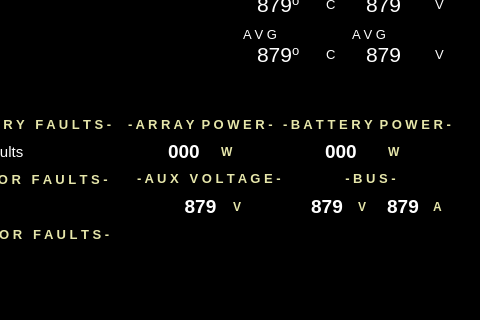
The window that src/ViewLayer/RaceModeDisplay/RaceModeDashboardUI.ui (UCSolarCarTeam/Epsilon-Dashboard) describes before a commit, drawn with Qt 5; both pictures show x 320 to 800 and y 160 to 480 of the 800 by 480 pixel window.
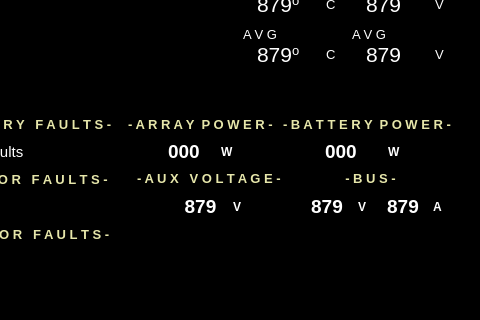
The same window after the commit. Icons and pictures are not drawn.

Commit message: makes the units white

```diff
--- a/src/ViewLayer/RaceModeDisplay/RaceModeDashboardUI.ui
+++ b/src/ViewLayer/RaceModeDisplay/RaceModeDashboardUI.ui
@@ -2545,7 +2545,7 @@
                            </font>
                           </property>
                           <property name="styleSheet">
-                           <string notr="true">color: rgb(230, 230, 170);</string>
+                           <string notr="true">color: white;</string>
                           </property>
                           <property name="text">
                            <string>W</string>
@@ -2683,7 +2683,7 @@
                         </font>
                        </property>
                        <property name="styleSheet">
-                        <string notr="true">color: rgb(230, 230, 170);</string>
+                        <string notr="true">color: white;</string>
                        </property>
                        <property name="text">
                         <string>W</string>
@@ -2857,7 +2857,7 @@
                         </font>
                        </property>
                        <property name="styleSheet">
-                        <string notr="true">color: rgb(230, 230, 170);</string>
+                        <string notr="true">color: white;</string>
                        </property>
                        <property name="text">
                         <string>V</string>
@@ -3028,7 +3028,7 @@
                            </font>
                           </property>
                           <property name="styleSheet">
-                           <string notr="true">color: rgb(230, 230, 170);</string>
+                           <string notr="true">color: white;</string>
                           </property>
                           <property name="text">
                            <string>V</string>
@@ -3094,7 +3094,7 @@
                            </font>
                           </property>
                           <property name="styleSheet">
-                           <string notr="true">color: rgb(230, 230, 170);</string>
+                           <string notr="true">color: white;</string>
                           </property>
                           <property name="text">
                            <string>A</string>
```
The commit also changes 1 other file.
